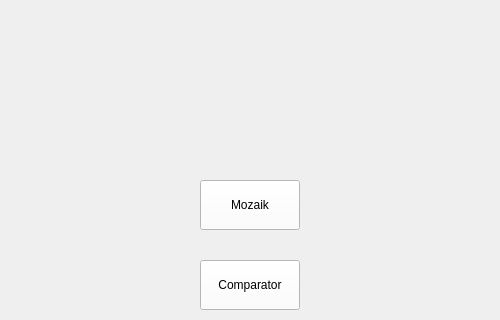
Before: the Qt Designer form menu.ui in pBratDul/Seproject, drawn with Qt 5; both pictures show x 0 to 500 and y 0 to 320 of the 500 by 500 pixel window.
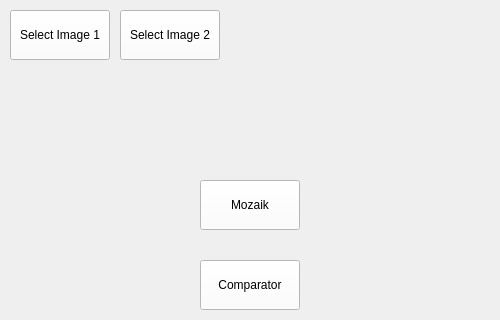
After: the same form once the commit is applied.

Commit message: Added Buttons to select file and modified menu file to add buttons

The edit to the form file:
```diff
--- a/menu.ui
+++ b/menu.ui
@@ -14,6 +14,38 @@
       <string>MainWindow</string>
     </property>
     <widget class="QWidget" name="centralwidget">
+      <widget class="QPushButton" name="ImageSelect">
+        <property name="geometry">
+          <rect>
+            <x>10</x>
+            <y>10</y>
+            <width>100</width>
+            <height>50</height>
+          </rect>
+        </property>
+        <property name="text">
+          <string>Select Image 1</string>
+        </property>
+        <property name="styleSheet">
+          <string notr="true">background-color: white;</string>
+        </property>
+      </widget>
+      <widget class="QPushButton" name="ImageSelect2">
+        <property name="geometry">
+          <rect>
+            <x>120</x>
+            <y>10</y>
+            <width>100</width>
+            <height>50</height>
+          </rect>
+        </property>
+        <property name="text">
+          <string>Select Image 2</string>
+        </property>
+        <property name="styleSheet">
+          <string notr="true">background-color: white;</string>
+        </property>
+      </widget>
       <widget class="QPushButton" name="pushButton">
         <property name="geometry">
           <rect>
```
The commit also changes 1 other file.
